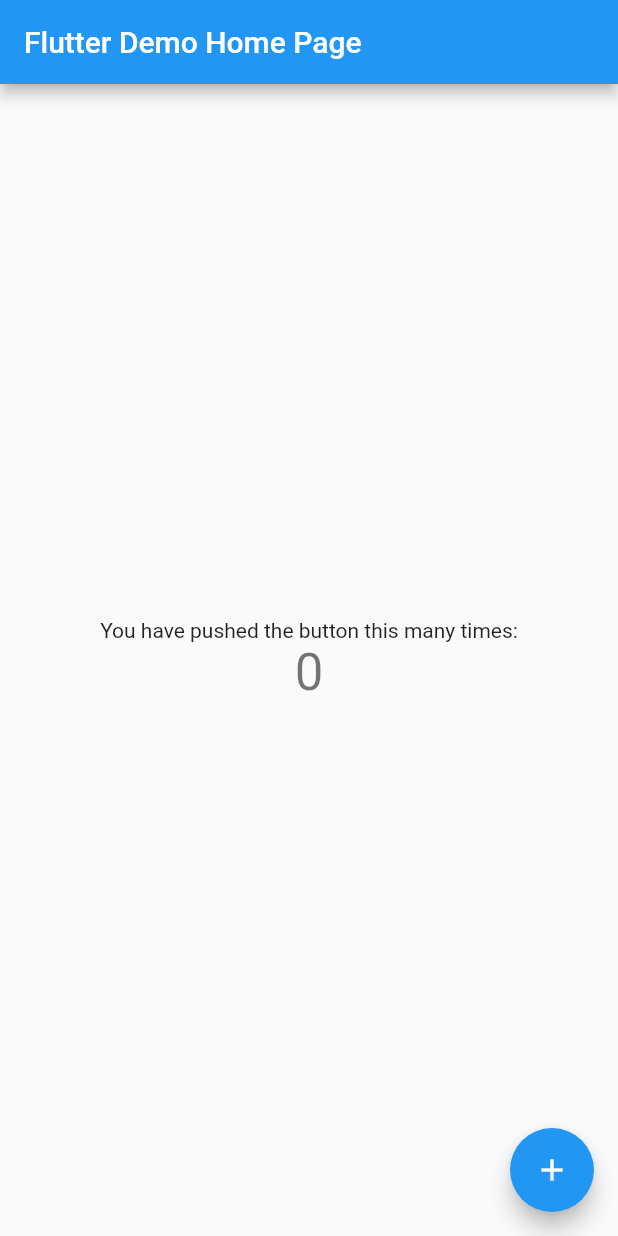
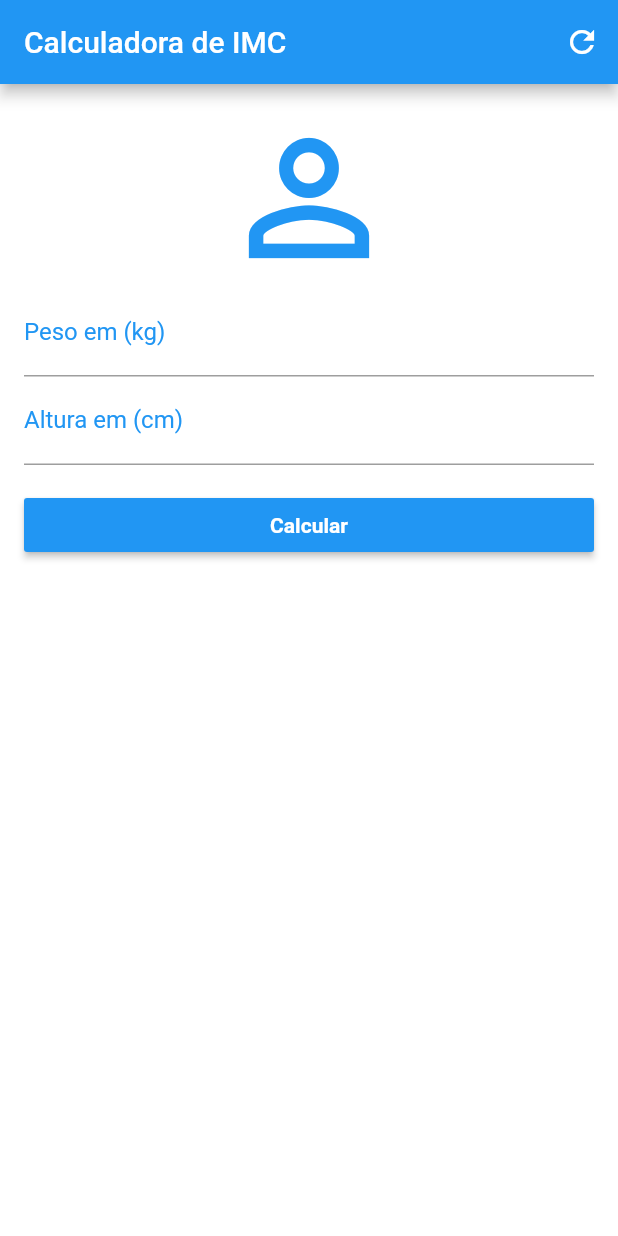
Before and after one commit to eugeniobarrosjr/calculadora-imc, a Flutter app: the screen it shows after launch, on a phone screen of 412 x 824 dp. Run offline on Flutter 3.47's test engine with Material 2 defaults, Android fonts, the phone set to English and light mode, and no system bars.

Commit message:
Adicionado Projeto e o Layout

```diff
--- /dev/null
+++ b/lib/app.dart
@@ -0,0 +1,70 @@
+import 'package:flutter/material.dart';
+
+class App extends StatefulWidget {
+  App({Key key}) : super(key: key);
+
+  @override
+  _AppState createState() => _AppState();
+}
+
+class _AppState extends State<App> {
+  @override
+  Widget build(BuildContext context) {
+    return Scaffold(
+      appBar: AppBar(
+        title: Text('Calculadora de IMC'),
+        actions: <Widget>[
+          IconButton(
+            onPressed: () {},
+            icon: Icon(Icons.refresh),
+          )
+        ],
+      ),
+      backgroundColor: Colors.white,
+      body: Container(
+        width: double.infinity,
+        child: Padding(
+          padding: const EdgeInsets.all(16.0),
+          child: Column(
+            crossAxisAlignment: CrossAxisAlignment.stretch,
+            children: <Widget>[
+              Icon(
+                Icons.person_outline,
+                color: Colors.blue,
+                size: 120.0,
+              ),
+              TextField(
+                keyboardType: TextInputType.number,
+                decoration: InputDecoration(
+                  labelText: 'Peso em (kg)',
+                  labelStyle: TextStyle(color: Colors.blue),
+                ),
+              ),
+              TextField(
+                keyboardType: TextInputType.number,
+                decoration: InputDecoration(
+                  labelText: 'Altura em (cm)',
+                  labelStyle: TextStyle(color: Colors.blue),
+                ),
+              ),
+              Padding(
+                padding: const EdgeInsets.only(top: 16.0),
+                child: RaisedButton(
+                  onPressed: () {},
+                  child: Text(
+                    'Calcular',
+                    style: TextStyle(
+                      color: Colors.white,
+                      fontWeight: FontWeight.bold,
+                    ),
+                  ),
+                  color: Colors.blue,
+                ),
+              )
+            ],
+          ),
+        ),
+      ),
+    );
+  }
+}
--- a/lib/main.dart
+++ b/lib/main.dart
@@ -1,111 +1,12 @@
 import 'package:flutter/material.dart';
 
-void main() => runApp(MyApp());
+import 'app.dart';
 
-class MyApp extends StatelessWidget {
-  // This widget is the root of your application.
-  @override
-  Widget build(BuildContext context) {
-    return MaterialApp(
-      title: 'Flutter Demo',
-      theme: ThemeData(
-        // This is the theme of your application.
-        //
-        // Try running your application with "flutter run". You'll see the
-        // application has a blue toolbar. Then, without quitting the app, try
-        // changing the primarySwatch below to Colors.green and then invoke
-        // "hot reload" (press "r" in the console where you ran "flutter run",
-        // or simply save your changes to "hot reload" in a Flutter IDE).
-        // Notice that the counter didn't reset back to zero; the application
-        // is not restarted.
-        primarySwatch: Colors.blue,
-      ),
-      home: MyHomePage(title: 'Flutter Demo Home Page'),
-    );
-  }
+void main() {
+  runApp(
+    MaterialApp(
+      debugShowCheckedModeBanner: false,
+      home: App(),
+    ),
+  );
 }
-
-class MyHomePage extends StatefulWidget {
-  MyHomePage({Key key, this.title}) : super(key: key);
-
-  // This widget is the home page of your application. It is stateful, meaning
-  // that it has a State object (defined below) that contains fields that affect
-  // how it looks.
-
-  // This class is the configuration for the state. It holds the values (in this
-  // case the title) provided by the parent (in this case the App widget) and
-  // used by the build method of the State. Fields in a Widget subclass are
-  // always marked "final".
-
-  final String title;
-
-  @override
-  _MyHomePageState createState() => _MyHomePageState();
-}
-
-class _MyHomePageState extends State<MyHomePage> {
-  int _counter = 0;
-
-  void _incrementCounter() {
-    setState(() {
-      // This call to setState tells the Flutter framework that something has
-      // changed in this State, which causes it to rerun the build method below
-      // so that the display can reflect the updated values. If we changed
-      // _counter without calling setState(), then the build method would not be
-      // called again, and so nothing would appear to happen.
-      _counter++;
-    });
-  }
-
-  @override
-  Widget build(BuildContext context) {
-    // This method is rerun every time setState is called, for instance as done
-    // by the _incrementCounter method above.
-    //
-    // The Flutter framework has been optimized to make rerunning build methods
-    // fast, so that you can just rebuild anything that needs updating rather
-    // than having to individually change instances of widgets.
-    return Scaffold(
-      appBar: AppBar(
-        // Here we take the value from the MyHomePage object that was created by
-        // the App.build method, and use it to set our appbar title.
-        title: Text(widget.title),
-      ),
-      body: Center(
-        // Center is a layout widget. It takes a single child and positions it
-        // in the middle of the parent.
-        child: Column(
-          // Column is also a layout widget. It takes a list of children and
-          // arranges them vertically. By default, it sizes itself to fit its
-          // children horizontally, and tries to be as tall as its parent.
-          //
-          // Invoke "debug painting" (press "p" in the console, choose the
-          // "Toggle Debug Paint" action from the Flutter Inspector in Android
-          // Studio, or the "Toggle Debug Paint" command in Visual Studio Code)
-          // to see the wireframe for each widget.
-          //
-          // Column has various properties to control how it sizes itself and
-          // how it positions its children. Here we use mainAxisAlignment to
-          // center the children vertically; the main axis here is the vertical
-          // axis because Columns are vertical (the cross axis would be
-          // horizontal).
-          mainAxisAlignment: MainAxisAlignment.center,
-          children: <Widget>[
-            Text(
-              'You have pushed the button this many times:',
-            ),
-            Text(
-              '$_counter',
-              style: Theme.of(context).textTheme.display1,
-            ),
-          ],
-        ),
-      ),
-      floatingActionButton: FloatingActionButton(
-        onPressed: _incrementCounter,
-        tooltip: 'Increment',
-        child: Icon(Icons.add),
-      ), // This trailing comma makes auto-formatting nicer for build methods.
-    );
-  }
-}
```
Also changed, not shown: 3 other files.
